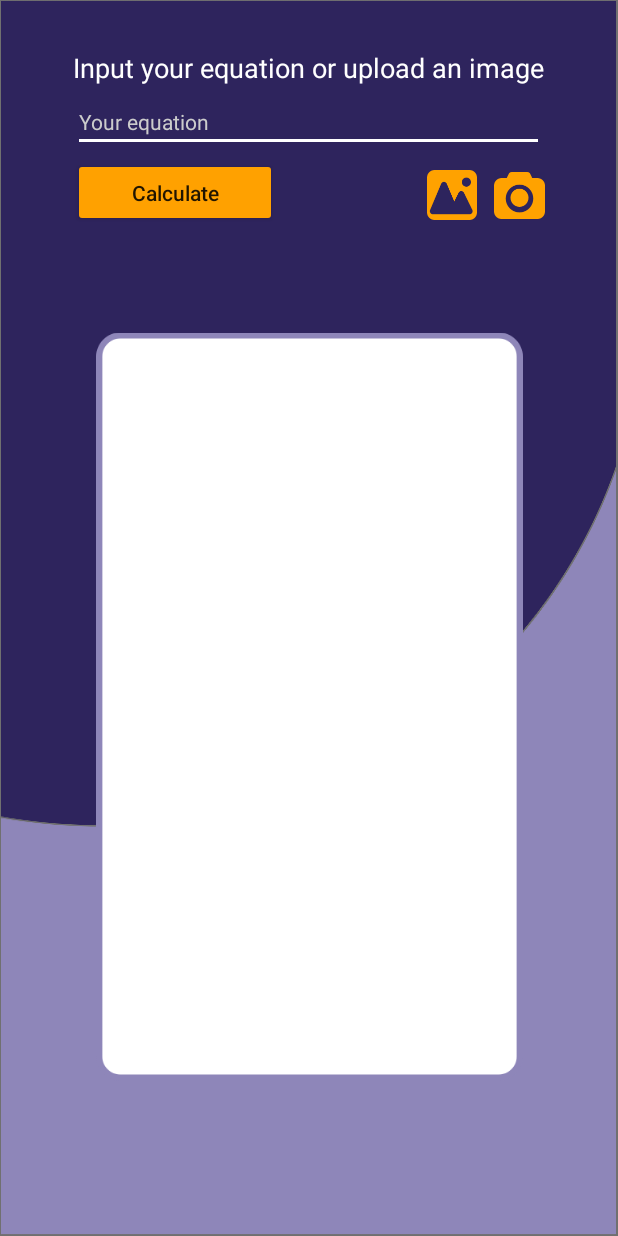
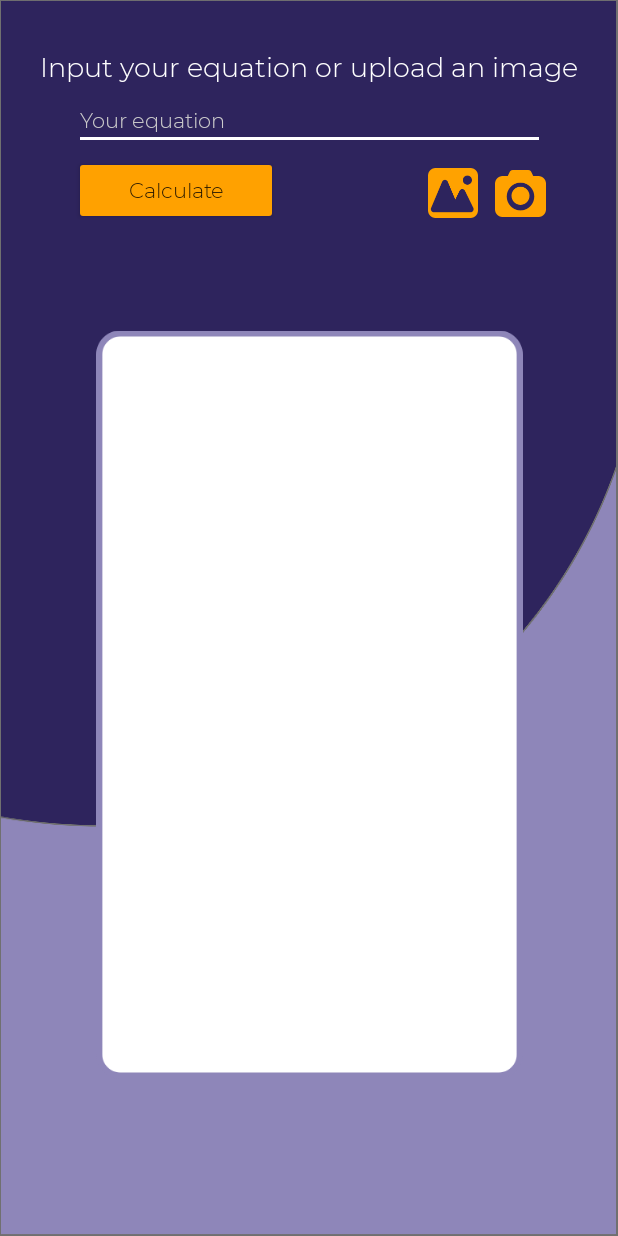
Before and after one commit to ARASKES/Latex-droid, an Android app: the MainActivity screen opened directly, with no data from a screen before it, on a phone screen of 412 x 824 dp. Run offline under Robolectric (Android 15) with nearby library versions, the phone set to English and light mode, and no system bars.

Commit message:
Project font changed to Montserrat

```diff
--- a/app/src/main/res/values/themes.xml
+++ b/app/src/main/res/values/themes.xml
@@ -12,5 +12,6 @@
         <!-- Status bar color. -->
         <item name="android:statusBarColor" tools:targetApi="l">?attr/colorPrimaryVariant</item>
         <!-- Customize your theme here. -->
+        <item name="android:fontFamily">@font/montserrat_light</item>
     </style>
 </resources>
```
Also changed, not shown: app/src/main/res/font/montserrat_light.ttf (added).
